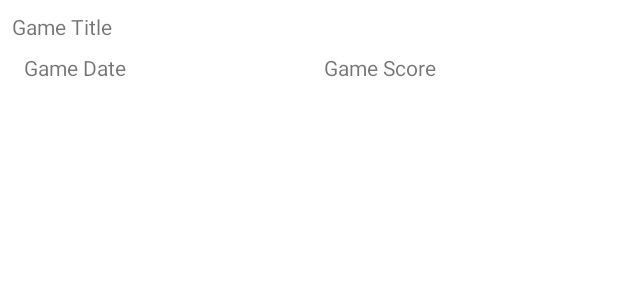
After one commit to T-Reiser/Group27Project1, an Android app: the layout list_item_game.xml on its own in the app's theme, with its tools: preview values and no code run, on a phone screen of 412 x 824 dp. The commit adds this screen. Shown: the top 300 px of the screen. Run offline under Robolectric (Android 15) with nearby library versions, the phone set to English and light mode, and no system bars.

Commit message:
RecyclerView Implemented

```diff
--- a/app/build.gradle
+++ b/app/build.gradle
@@ -43,6 +43,8 @@ dependencies {
     implementation 'androidx.lifecycle:lifecycle-extensions:2.0.0'
     implementation 'androidx.navigation:navigation-fragment-ktx:2.3.5'
     implementation 'androidx.navigation:navigation-ui-ktx:2.3.5'
+    implementation 'androidx.recyclerview:recyclerview:1.0.0'
+
     testImplementation 'junit:junit:4.+'
     androidTestImplementation 'androidx.test.ext:junit:1.1.2'
     androidTestImplementation 'androidx.test.espresso:espresso-core:3.3.0'
--- a/app/src/main/java/com/example/group27project1/Game.kt
+++ b/app/src/main/java/com/example/group27project1/Game.kt
@@ -8,4 +8,5 @@ data class Game(
     var date: Date = Date(),
     var team1: Team = Team(),
     var team2: Team = Team(),
+
 )
--- a/app/src/main/java/com/example/group27project1/GameListViewModel.kt
+++ b/app/src/main/java/com/example/group27project1/GameListViewModel.kt
@@ -1,6 +1,7 @@
 package com.example.group27project1
 
 import androidx.lifecycle.ViewModel
+import java.util.*
 
 class GameListViewModel : ViewModel(){
 
--- a/app/src/main/java/com/example/group27project1/Team.kt
+++ b/app/src/main/java/com/example/group27project1/Team.kt
@@ -3,5 +3,5 @@ package com.example.group27project1
 import java.util.*
 
 data class Team(val id: UUID = UUID.randomUUID(),
-                var name: String = "",
-                var score: Int = 0)
+                var name: String = id.toString().substring(0,8),
+                var score: Int = (Math.random() * 100).toInt())
--- /dev/null
+++ b/app/src/main/res/layout/list_item_game.xml
@@ -0,0 +1,37 @@
+<?xml version="1.0" encoding="utf-8"?>
+<LinearLayout xmlns:android="http://schemas.android.com/apk/res/android"
+    android:layout_width="match_parent"
+    android:layout_height="wrap_content"
+    android:padding="8dp"
+    android:orientation="vertical">
+
+
+
+    <TextView
+        android:id="@+id/game_title"
+        android:layout_width="match_parent"
+        android:layout_height="wrap_content"
+        android:text="Game Title"/>
+
+    <LinearLayout
+        android:layout_width="match_parent"
+        android:layout_height="53dp"
+        android:orientation="horizontal"
+        android:padding="8dp">
+
+        <TextView
+            android:id="@+id/game_date"
+            android:layout_width="200dp"
+            android:layout_height="wrap_content"
+            android:text="Game Date" />
+
+        <TextView
+            android:id="@+id/game_score"
+            android:layout_width="200dp"
+            android:layout_height="wrap_content"
+            android:text="Game Score" />
+
+
+    </LinearLayout>
+
+</LinearLayout>
--- a/app/src/main/res/values/strings.xml
+++ b/app/src/main/res/values/strings.xml
@@ -21,6 +21,7 @@
 
     <!-- Save Screen Strings -->
     <string name="back">BACK</string>
+    <string name="col">:</string>
     <string name="scoreSaved"> SCORE HAS BEEN SAVED </string>
     <string name="scoreNotSaved">SCORE HAS NOT BEEN SAVED</string>
 
```
Also changed, not shown: app/src/main/java/com/example/group27project1/GameListFragment.kt (+58 -1 lines), app/src/main/res/layout/fragment_game_list.xml (added, +9 -0 lines).
